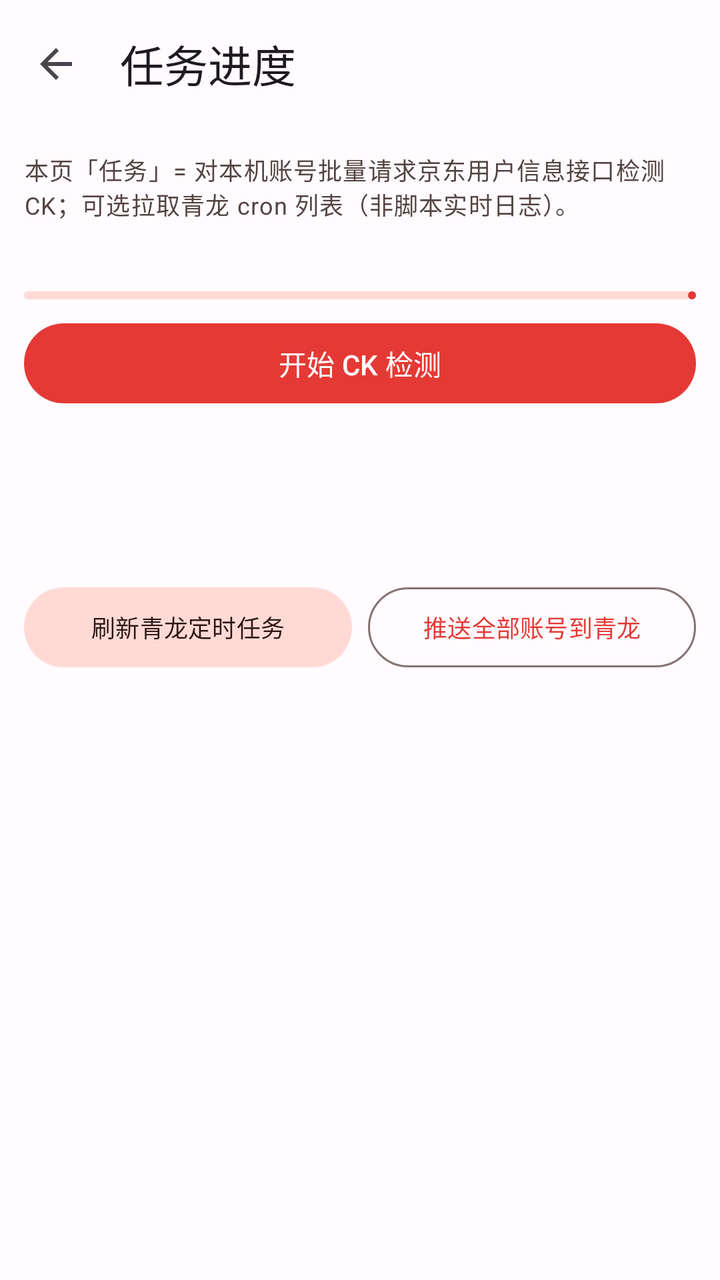
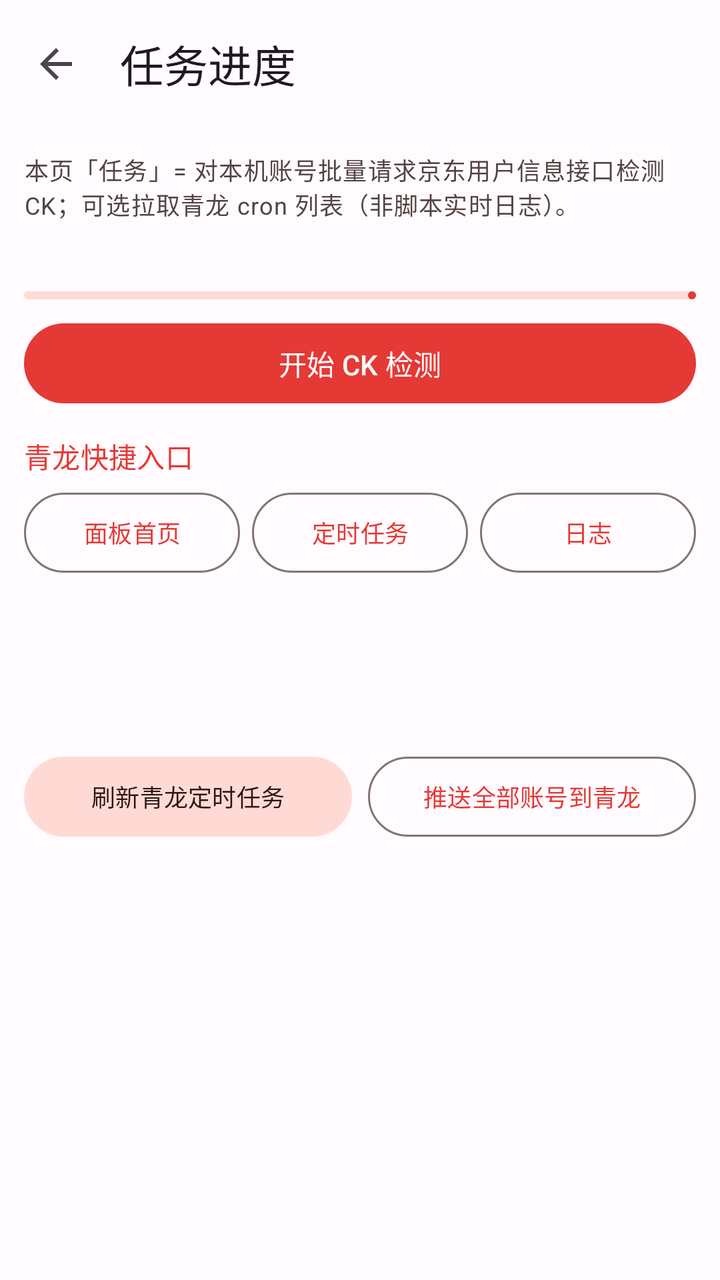

Compare the two renders of this Android layout. The source of the first and the diff that turns it into the second are given below.
<!-- AndroidManifest.xml: application theme Theme.JDCookie -->
<!-- res/layout/activity_task_progress.xml -->
<?xml version="1.0" encoding="utf-8"?>
<LinearLayout xmlns:android="http://schemas.android.com/apk/res/android"
    xmlns:app="http://schemas.android.com/apk/res-auto"
    android:layout_width="match_parent"
    android:layout_height="match_parent"
    android:fitsSystemWindows="true"
    android:orientation="vertical">

    <com.google.android.material.appbar.MaterialToolbar
        android:id="@+id/toolbar"
        android:layout_width="match_parent"
        android:layout_height="?attr/actionBarSize"
        app:navigationIcon="?attr/homeAsUpIndicator"
        app:title="@string/tasks" />

    <androidx.core.widget.NestedScrollView
        android:layout_width="match_parent"
        android:layout_height="match_parent"
        android:fillViewport="true">

        <LinearLayout
            android:layout_width="match_parent"
            android:layout_height="wrap_content"
            android:orientation="vertical"
            android:padding="12dp">

            <TextView
                android:layout_width="match_parent"
                android:layout_height="wrap_content"
                android:text="@string/task_explain"
                android:textAppearance="?attr/textAppearanceBodySmall"
                android:textColor="?attr/colorOnSurfaceVariant" />

            <TextView
                android:id="@+id/tvOverall"
                android:layout_width="match_parent"
                android:layout_height="wrap_content"
                android:layout_marginTop="10dp"
                android:textAppearance="?attr/textAppearanceBodyMedium" />

            <com.google.android.material.progressindicator.LinearProgressIndicator
                android:id="@+id/overallProgress"
                android:layout_width="match_parent"
                android:layout_height="wrap_content"
                android:layout_marginTop="6dp"
                android:max="100"
                android:progress="0" />

            <com.google.android.material.button.MaterialButton
                android:id="@+id/btnStartCheck"
                android:layout_width="match_parent"
                android:layout_height="wrap_content"
                android:layout_marginTop="8dp"
                android:text="@string/start_check" />

            <TextView
                android:id="@+id/tvSectionCk"
                android:layout_width="match_parent"
                android:layout_height="wrap_content"
                android:layout_marginTop="16dp"
                android:textAppearance="?attr/textAppearanceTitleSmall"
                android:textColor="?attr/colorPrimary" />

            <androidx.recyclerview.widget.RecyclerView
                android:id="@+id/rvTasks"
                android:layout_width="match_parent"
                android:layout_height="wrap_content"
                android:nestedScrollingEnabled="false"
                android:layout_marginTop="6dp" />

            <TextView
                android:id="@+id/tvSectionQl"
                android:layout_width="match_parent"
                android:layout_height="wrap_content"
                android:layout_marginTop="18dp"
                android:textAppearance="?attr/textAppearanceTitleSmall"
                android:textColor="?attr/colorPrimary" />

            <LinearLayout
                android:layout_width="match_parent"
                android:layout_height="wrap_content"
                android:orientation="horizontal"
                android:layout_marginTop="6dp">

                <com.google.android.material.button.MaterialButton
                    android:id="@+id/btnLoadQl"
                    style="@style/Widget.Material3.Button.TonalButton"
                    android:layout_width="0dp"
                    android:layout_height="wrap_content"
                    android:layout_weight="1"
                    android:text="@string/load_ql_crons"
                    android:textSize="12sp" />

                <com.google.android.material.button.MaterialButton
                    android:id="@+id/btnPushAll"
                    style="@style/Widget.Material3.Button.OutlinedButton"
                    android:layout_width="0dp"
                    android:layout_height="wrap_content"
                    android:layout_marginStart="8dp"
                    android:layout_weight="1"
                    android:text="@string/push_all_ql"
                    android:textSize="12sp" />
            </LinearLayout>

            <androidx.recyclerview.widget.RecyclerView
                android:id="@+id/rvQlTasks"
                android:layout_width="match_parent"
                android:layout_height="wrap_content"
                android:nestedScrollingEnabled="false"
                android:layout_marginTop="6dp" />
        </LinearLayout>
    </androidx.core.widget.NestedScrollView>
</LinearLayout>
<!-- resources referenced by this layout -->
<resources>
  <string name="load_ql_crons">刷新青龙定时任务</string>
  <string name="push_all_ql">推送全部账号到青龙</string>
  <string name="start_check">开始 CK 检测</string>
  <string name="task_explain">本页「任务」= 对本机账号批量请求京东用户信息接口检测 CK；可选拉取青龙 cron 列表（非脚本实时日志）。</string>
  <string name="tasks">任务进度</string>
  <style name="Theme.JDCookie" parent="Theme.Material3.DayNight.NoActionBar">
          <item name="colorPrimary">@color/md_theme_primary</item>
          <item name="colorOnPrimary">@color/md_theme_on_primary</item>
          <item name="colorPrimaryContainer">@color/md_theme_primary_container</item>
          <item name="colorOnPrimaryContainer">@color/md_theme_on_primary_container</item>
          <item name="colorSecondary">@color/md_theme_secondary</item>
          <item name="colorOnSecondary">@color/md_theme_on_secondary</item>
          <item name="colorSecondaryContainer">@color/md_theme_secondary_container</item>
          <item name="colorOnSecondaryContainer">@color/md_theme_on_secondary_container</item>
          <item name="colorTertiary">@color/md_theme_tertiary</item>
          <item name="colorOnTertiary">@color/md_theme_on_tertiary</item>
          <item name="colorTertiaryContainer">@color/md_theme_tertiary_container</item>
          <item name="colorOnTertiaryContainer">@color/md_theme_on_tertiary_container</item>
          <item name="colorError">@color/md_theme_error</item>
          <item name="colorOnError">@color/md_theme_on_error</item>
          <item name="colorErrorContainer">@color/md_theme_error_container</item>
          <item name="colorOnErrorContainer">@color/md_theme_on_error_container</item>
          <item name="android:colorBackground">@color/md_theme_background</item>
          <item name="colorOnBackground">@color/md_theme_on_background</item>
          <item name="colorSurface">@color/md_theme_surface</item>
          <item name="colorOnSurface">@color/md_theme_on_surface</item>
          <item name="colorSurfaceVariant">@color/md_theme_surface_variant</item>
          <item name="colorOnSurfaceVariant">@color/md_theme_on_surface_variant</item>
          <item name="colorOutline">@color/md_theme_outline</item>
          <item name="android:statusBarColor">@android:color/transparent</item>
          <item name="android:navigationBarColor">@color/md_theme_surface</item>
          <item name="android:windowLightStatusBar">true</item>
      </style>
  <color name="md_theme_primary">#E53935</color>
  <color name="md_theme_on_primary">#FFFFFF</color>
  <color name="md_theme_primary_container">#FFDAD6</color>
  <color name="md_theme_on_primary_container">#410002</color>
  <color name="md_theme_secondary">#775652</color>
  <color name="md_theme_on_secondary">#FFFFFF</color>
  <color name="md_theme_secondary_container">#FFDAD5</color>
  <color name="md_theme_on_secondary_container">#2C1512</color>
  <color name="md_theme_tertiary">#705C2E</color>
  <color name="md_theme_on_tertiary">#FFFFFF</color>
  <color name="md_theme_tertiary_container">#FBDFA6</color>
  <color name="md_theme_on_tertiary_container">#251A00</color>
  <color name="md_theme_error">#BA1A1A</color>
  <color name="md_theme_on_error">#FFFFFF</color>
  <color name="md_theme_error_container">#FFDAD6</color>
  <color name="md_theme_on_error_container">#410002</color>
  <color name="md_theme_background">#FFFBFF</color>
  <color name="md_theme_on_background">#201A19</color>
  <color name="md_theme_surface">#FFFBFF</color>
  <color name="md_theme_on_surface">#201A19</color>
  <color name="md_theme_surface_variant">#F5DDDA</color>
  <color name="md_theme_on_surface_variant">#534341</color>
  <color name="md_theme_outline">#857370</color>
</resources>

<!-- the commit's change to res/layout/activity_task_progress.xml (unified diff, before → after) -->
@@ -46,12 +46,57 @@
                 android:max="100"
                 android:progress="0" />
 
-            <com.google.android.material.button.MaterialButton
+<com.google.android.material.button.MaterialButton
                 android:id="@+id/btnStartCheck"
                 android:layout_width="match_parent"
                 android:layout_height="wrap_content"
                 android:layout_marginTop="8dp"
                 android:text="@string/start_check" />
+
+            <TextView
+                android:layout_width="match_parent"
+                android:layout_height="wrap_content"
+                android:layout_marginTop="12dp"
+                android:text="@string/ql_quick_links"
+                android:textAppearance="?attr/textAppearanceTitleSmall"
+                android:textColor="?attr/colorPrimary" />
+
+            <LinearLayout
+                android:layout_width="match_parent"
+                android:layout_height="wrap_content"
+                android:orientation="horizontal"
+                android:layout_marginTop="4dp">
+
+                <com.google.android.material.button.MaterialButton
+                    android:id="@+id/btnQlOpenHome"
+                    style="@style/Widget.Material3.Button.OutlinedButton"
+                    android:layout_width="0dp"
+                    android:layout_height="wrap_content"
+                    android:layout_weight="1"
+                    android:text="@string/ql_home"
+                    android:textSize="12sp" />
+
+                <com.google.android.material.button.MaterialButton
+                    android:id="@+id/btnQlOpenCrontab"
+                    style="@style/Widget.Material3.Button.OutlinedButton"
+                    android:layout_width="0dp"
+                    android:layout_height="wrap_content"
+                    android:layout_marginStart="6dp"
+                    android:layout_weight="1"
+                    android:text="@string/ql_crontab"
+                    android:textSize="12sp" />
+
+                <com.google.android.material.button.MaterialButton
+                    android:id="@+id/btnQlOpenLog"
+                    style="@style/Widget.Material3.Button.OutlinedButton"
+                    android:layout_width="0dp"
+                    android:layout_height="wrap_content"
+                    android:layout_marginStart="6dp"
+                    android:layout_weight="1"
+                    android:text="@string/ql_log"
+                    android:textSize="12sp" />
+            </LinearLayout>
+
 
             <TextView
                 android:id="@+id/tvSectionCk"
<!-- resource entries referenced after the edit -->
@@ -2,6 +2,10 @@
 <resources>
   <string name="load_ql_crons">刷新青龙定时任务</string>
   <string name="push_all_ql">推送全部账号到青龙</string>
+  <string name="ql_crontab">定时任务</string>
+  <string name="ql_home">面板首页</string>
+  <string name="ql_log">日志</string>
+  <string name="ql_quick_links">青龙快捷入口</string>
   <string name="start_check">开始 CK 检测</string>
   <string name="task_explain">本页「任务」= 对本机账号批量请求京东用户信息接口检测 CK；可选拉取青龙 cron 列表（非脚本实时日志）。</string>
   <string name="tasks">任务进度</string>
